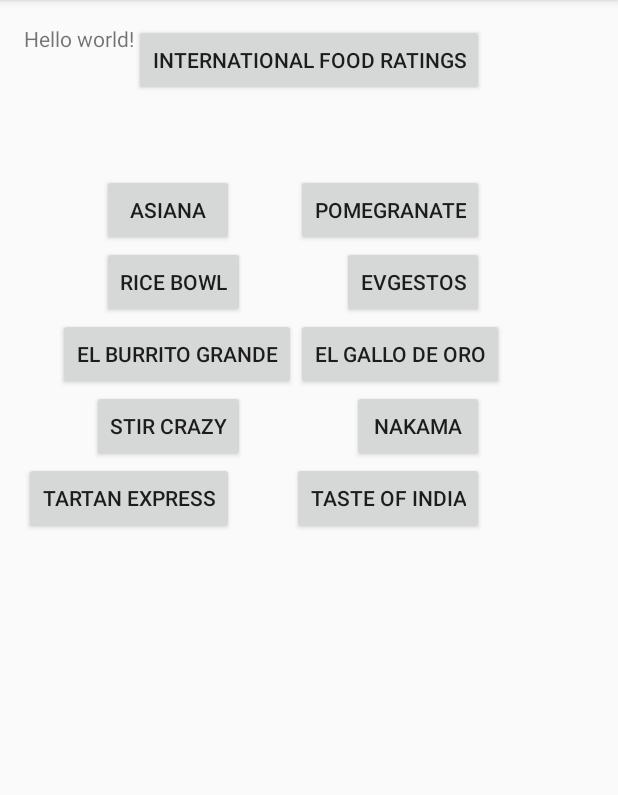
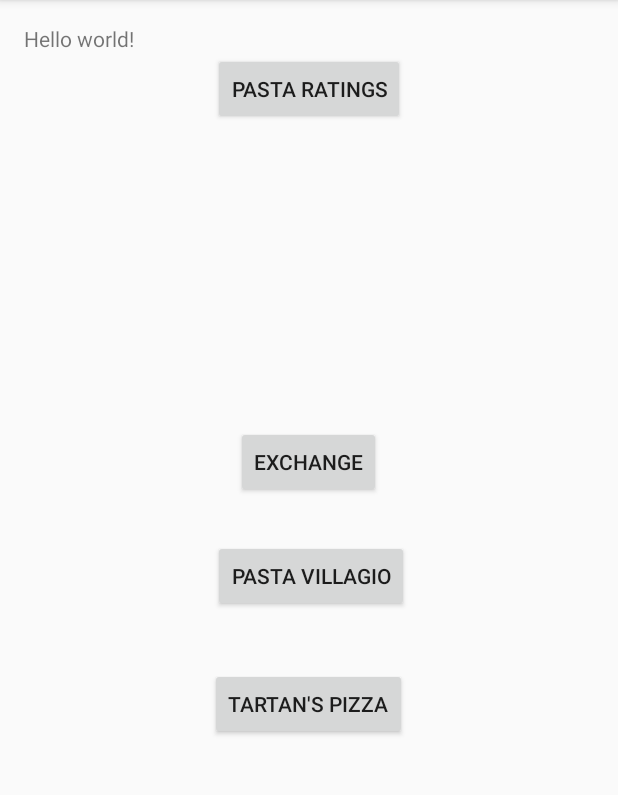
Before and after one commit to dagronlund/tartan-hacks-2016, an Android app: the screen it shows after launch (MainActivity), on a phone screen of 412 x 824 dp, the part 84-879 px from its top. Run offline under Robolectric (Android 15) with nearby library versions, the phone set to English and light mode, and no system bars.

Commit message:
pasta ratings
pasta ratings

```diff
--- a/TartanHacksApp/app/src/main/res/layout/activity_main.xml
+++ b/TartanHacksApp/app/src/main/res/layout/activity_main.xml
@@ -12,100 +12,36 @@
     <Button
         android:layout_width="wrap_content"
         android:layout_height="wrap_content"
-        android:text="international food ratings"
-        android:id="@+id/button"
-        android:layout_alignTop="@+id/textView"
+        android:text="tartan&apos;s pizza"
+        android:id="@+id/button3"
+        android:layout_marginTop="37dp"
+        android:layout_below="@+id/button5"
         android:layout_centerHorizontal="true" />
 
     <Button
         android:layout_width="wrap_content"
         android:layout_height="wrap_content"
-        android:text="asiana"
-        android:id="@+id/button3"
-        android:layout_below="@+id/button"
-        android:layout_alignRight="@+id/button9"
-        android:layout_alignEnd="@+id/button9"
-        android:layout_marginTop="52dp" />
+        android:text="Exchange"
+        android:id="@+id/button2"
+        android:layout_above="@+id/button5"
+        android:layout_centerHorizontal="true"
+        android:layout_marginBottom="28dp" />
 
     <Button
         android:layout_width="wrap_content"
         android:layout_height="wrap_content"
-        android:text="rice bowl"
-        android:id="@+id/button2"
-        android:layout_below="@+id/button3"
-        android:layout_alignLeft="@+id/button3"
-        android:layout_alignStart="@+id/button3" />
+        android:text="Pasta villagio"
+        android:id="@+id/button5"
+        android:layout_centerVertical="true"
+        android:layout_alignLeft="@+id/button"
+        android:layout_alignStart="@+id/button" />
 
     <Button
         android:layout_width="wrap_content"
         android:layout_height="wrap_content"
-        android:text="el gallo de oro"
-        android:id="@+id/button4"
-        android:layout_below="@+id/button11"
-        android:layout_alignLeft="@+id/button10"
-        android:layout_alignStart="@+id/button10" />
-
-    <Button
-        android:layout_width="wrap_content"
-        android:layout_height="wrap_content"
-        android:text="el burrito grande"
-        android:id="@+id/button5"
-        android:layout_alignTop="@+id/button4"
-        android:layout_toLeftOf="@+id/button4"
-        android:layout_toStartOf="@+id/button4" />
-
-    <Button
-        android:layout_width="wrap_content"
-        android:layout_height="wrap_content"
-        android:text="nakama"
-        android:id="@+id/button6"
-        android:layout_below="@+id/button4"
-        android:layout_alignRight="@+id/button10"
-        android:layout_alignEnd="@+id/button10" />
-
-    <Button
-        android:layout_width="wrap_content"
-        android:layout_height="wrap_content"
-        android:text="stir crazy"
-        android:id="@+id/button7"
-        android:layout_alignTop="@+id/button6"
-        android:layout_alignRight="@+id/button2"
-        android:layout_alignEnd="@+id/button2" />
-
-    <Button
-        android:layout_width="wrap_content"
-        android:layout_height="wrap_content"
-        android:text="taste of india"
-        android:id="@+id/button8"
-        android:layout_below="@+id/button7"
-        android:layout_alignRight="@+id/button6"
-        android:layout_alignEnd="@+id/button6" />
-
-    <Button
-        android:layout_width="wrap_content"
-        android:layout_height="wrap_content"
-        android:text="tartan express"
-        android:id="@+id/button9"
-        android:layout_alignTop="@+id/button8"
-        android:layout_alignParentLeft="true"
-        android:layout_alignParentStart="true" />
-
-    <Button
-        android:layout_width="wrap_content"
-        android:layout_height="wrap_content"
-        android:text="pomegranate"
-        android:id="@+id/button10"
-        android:layout_above="@+id/button2"
-        android:layout_alignRight="@+id/button"
-        android:layout_alignEnd="@+id/button" />
-
-    <Button
-        android:layout_width="wrap_content"
-        android:layout_height="wrap_content"
-        android:text="evgestos"
-        android:id="@+id/button11"
-        android:layout_below="@+id/button10"
-        android:layout_alignRight="@+id/button10"
-        android:layout_alignEnd="@+id/button10" />
+        android:text="pasta ratings"
+        android:id="@+id/button"
+        android:layout_below="@+id/textView"
+        android:layout_centerHorizontal="true" />
 
 </RelativeLayout>
```
